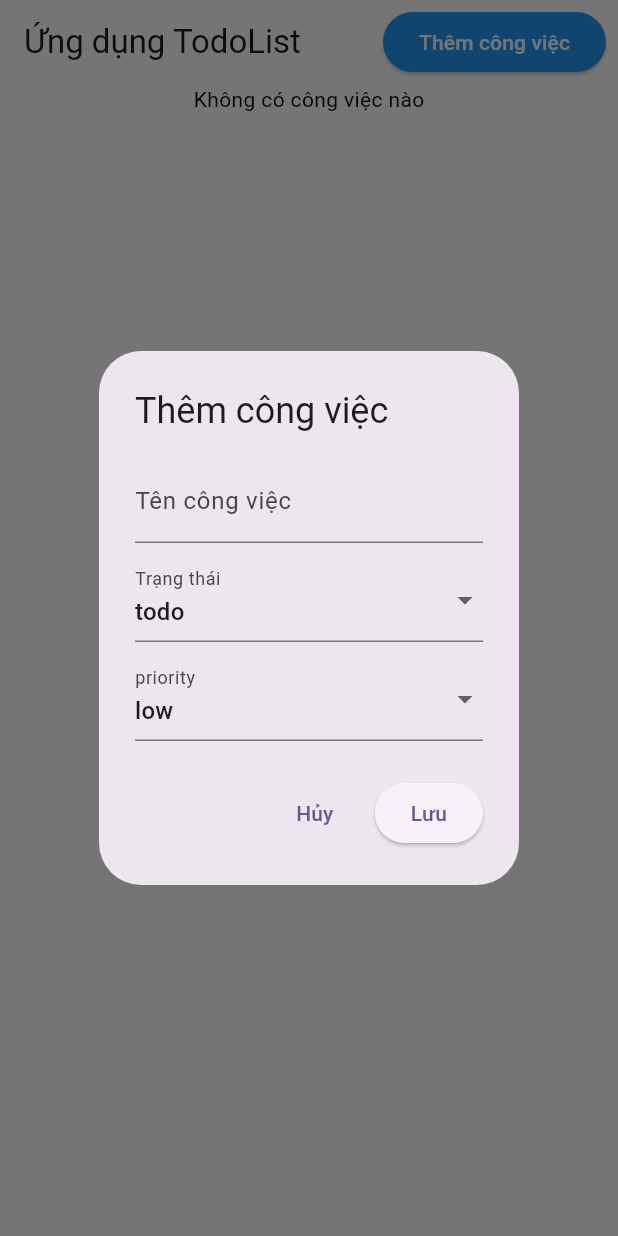
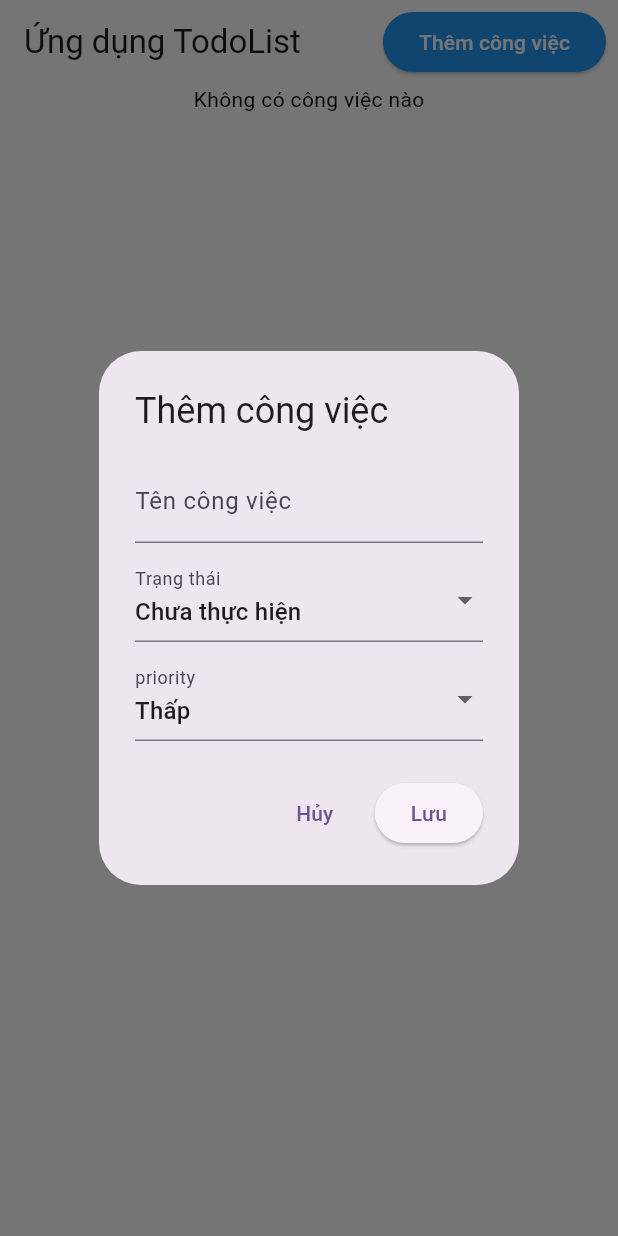
Before and after one commit to qthien202/todolist-desktop, a Flutter app: the screen it shows after launch, after a tap on "Thêm công việc", on a phone screen of 412 x 824 dp. Run offline on Flutter 3.47's test engine with Material 3 defaults, Android fonts, the phone set to English and light mode, and no system bars; our stand-ins replace equatable, flutter_bloc, get_it, sqflite_common_ffi; accounts and stored records are empty.

Commit message:
fix: update job

```diff
--- a/lib/features/todolist/data/data_sources/todolist_local_data_source.dart
+++ b/lib/features/todolist/data/data_sources/todolist_local_data_source.dart
@@ -4,5 +4,5 @@ abstract class TodolistLocalDataSource {
   Future<List<JobModel>> getJobs();
   Future<void> addJob(JobModel job);
   Future<void> deleteJobById(String id);
-  Future<void> updateJobById(String id, JobModel job);
+  Future<void> updateJobById(int id, JobModel job);
 }
--- a/lib/features/todolist/data/data_sources/todolist_local_data_source_impl.dart
+++ b/lib/features/todolist/data/data_sources/todolist_local_data_source_impl.dart
@@ -43,7 +43,7 @@ class TodolistLocalDataSourceImpl implements TodolistLocalDataSource {
   }
 
   @override
-  Future<void> updateJobById(String id, JobModel job) async {
+  Future<void> updateJobById(int id, JobModel job) async {
     final db = await database;
     await db.update(tableName, job.toJson(), where: 'id = ?', whereArgs: [id]);
   }
--- a/lib/features/todolist/data/repositories/todolist_repository_impl.dart
+++ b/lib/features/todolist/data/repositories/todolist_repository_impl.dart
@@ -20,7 +20,7 @@ class TodolistRepositoryImpl implements TodolistRepository {
   }
 
   @override
-  Future<void> updateJobById(String id, JobEntity job) async {
+  Future<void> updateJobById(int id, JobEntity job) async {
     return await todolistLocalDataSource.updateJobById(
         id, JobModel.fromEntity(job));
   }
--- a/lib/features/todolist/domain/repositories/todolist_repository.dart
+++ b/lib/features/todolist/domain/repositories/todolist_repository.dart
@@ -3,6 +3,6 @@ import 'package:app_todolist_desktop/features/todolist/domain/entities/job_entit
 abstract class TodolistRepository {
   Future<void> addJob(JobEntity job);
   Future<List<JobEntity>> getJobs();
-  Future<void> updateJobById(String id, JobEntity job);
+  Future<void> updateJobById(int id, JobEntity job);
   Future<void> deleteJobById(String id);
 }
--- a/lib/features/todolist/domain/usecases/update_job_by_id_usecase.dart
+++ b/lib/features/todolist/domain/usecases/update_job_by_id_usecase.dart
@@ -4,6 +4,6 @@ import '../repositories/todolist_repository.dart';
 class UpdateJobByIdUsecase {
   final TodolistRepository repository;
   UpdateJobByIdUsecase(this.repository);
-  Future<void> call(String id, JobEntity job) async =>
+  Future<void> call(int id, JobEntity job) async =>
       await repository.updateJobById(id, job);
 }
--- a/lib/features/todolist/presentation/bloc/job_bloc.dart
+++ b/lib/features/todolist/presentation/bloc/job_bloc.dart
@@ -3,7 +3,6 @@ import 'dart:ui';
 import 'package:app_todolist_desktop/features/todolist/domain/usecases/job_usecases.dart';
 import 'package:app_todolist_desktop/features/todolist/presentation/bloc/job_event.dart';
 import 'package:app_todolist_desktop/features/todolist/presentation/bloc/job_state.dart';
-import 'package:flutter/foundation.dart';
 import 'package:flutter_bloc/flutter_bloc.dart';
 
 class JobBloc extends Bloc<JobEvent, JobState> {
@@ -37,9 +36,7 @@ class JobBloc extends Bloc<JobEvent, JobState> {
     emit(JobLoading());
     try {
       final jobs = await getJobsUsecase();
-      if (kDebugMode) {
-        print(">>>>>>>>jobs: $jobs");
-      }
+      print(">>>>>>>>jobs: $jobs");
       if (jobs.isEmpty) {
         emit(JobIsEmpty());
         return;
--- a/lib/features/todolist/presentation/bloc/job_event.dart
+++ b/lib/features/todolist/presentation/bloc/job_event.dart
@@ -14,7 +14,7 @@ class GetJobsEvent extends JobEvent {
 }
 
 class UpdateJobEvent extends JobEvent {
-  final String id;
+  final int id;
   final JobEntity job;
   UpdateJobEvent({required this.id, required this.job});
 }
--- a/lib/features/todolist/presentation/pages/add_job_dialog.dart
+++ b/lib/features/todolist/presentation/pages/add_job_dialog.dart
@@ -10,7 +10,8 @@ Widget addJobDialog(
     {required BuildContext context,
     required TextEditingController nameController,
     required JobStatus selectedStatus,
-    required JobPriority selectedPriority}) {
+    required JobPriority selectedPriority,
+    int? id}) {
   final formKey = GlobalKey<FormState>();
   return AlertDialog(
     title: Text("Thêm công việc"),
@@ -38,8 +39,8 @@ Widget addJobDialog(
             value: selectedStatus,
             decoration: InputDecoration(labelText: "Trạng thái"),
             items: JobStatus.values
-                .map((status) =>
-                    DropdownMenuItem(value: status, child: Text(status.name)))
+                .map((status) => DropdownMenuItem(
+                    value: status, child: Text(statusMapText[status.name])))
                 .toList(),
             onChanged: (value) {
               if (value != null) selectedStatus = value;
@@ -51,7 +52,8 @@ Widget addJobDialog(
             decoration: InputDecoration(labelText: "priority"),
             items: JobPriority.values
                 .map((priority) => DropdownMenuItem(
-                    value: priority, child: Text(priority.name)))
+                    value: priority,
+                    child: Text(priorityMapText[priority.name])))
                 .toList(),
             onChanged: (value) {
               if (value != null) selectedPriority = value;
@@ -69,13 +71,23 @@ Widget addJobDialog(
       // Nút Lưu
       ElevatedButton(
         onPressed: () {
+          print(">>>>>>>>id: $id");
           if (formKey.currentState?.validate() == true) {
-            context.read<JobBloc>().add(AddJobEvent(
-                job: JobModel(
+            if (id != null) {
+              final newJob = JobModel(
+                  id: id,
                   name: nameController.text,
                   status: selectedStatus.name,
-                    priority: selectedPriority.name)));
+                  priority: selectedPriority.name);
+              context.read<JobBloc>().add(UpdateJobEvent(job: newJob, id: id));
               Navigator.pop(context);
+            }
+            // context.read<JobBloc>().add(AddJobEvent(
+            //     job: JobModel(
+            //         name: nameController.text,
+            //         status: selectedStatus.name,
+            //         priority: selectedPriority.name)));
+            // Navigator.pop(context);
           }
         },
         child: Text("Lưu"),
@@ -83,6 +95,19 @@ Widget addJobDialog(
     ],
   );
 }
+
+Map<String, dynamic> statusMapText = {
+  'todo': 'Chưa thực hiện',
+  'inProgress': 'Đang thực hiện',
+  'pending': 'Tạm dừng',
+  'done': 'Hoàn thành'
+};
+
+Map<String, dynamic> priorityMapText = {
+  'low': 'Thấp',
+  'medium': 'Bình thường',
+  'high': 'Cao'
+};
 
 Map<String, dynamic> statusMap = {
   'todo': JobStatus.todo,
@@ -98,14 +123,14 @@ Map<String, dynamic> priorityMap = {
 };
 Future<void> showAddJobDialog(
     {required BuildContext context,
-    String? name,
-    String? status,
-    String? priority}) async {
+    JobEntity? job,
+    bool isEdit = false}) async {
   final TextEditingController nameController = TextEditingController();
-  nameController.text = name ?? "";
-  final selectedStatus = status != null ? statusMap[status] : JobStatus.todo;
+  nameController.text = job?.name ?? "";
+  final selectedStatus =
+      job?.status != null ? statusMap[job?.status] : JobStatus.todo;
   final selectedPriority =
-      priority != null ? priorityMap[priority] : JobPriority.low;
+      job?.priority != null ? priorityMap[job?.priority] : JobPriority.low;
   return await showDialog(
     context: context,
     builder: (context) {
@@ -114,7 +139,7 @@ Future<void> showAddJobDialog(
           nameController: nameController,
           selectedStatus: selectedStatus,
           selectedPriority: selectedPriority,
-      );
+          id: isEdit ? job?.id : null);
     },
   );
 }
--- a/lib/features/todolist/presentation/widgets/job_widget.dart
+++ b/lib/features/todolist/presentation/widgets/job_widget.dart
@@ -4,16 +4,16 @@ import 'package:flutter/material.dart';
 
 Widget jobWidget(JobEntity job, BuildContext context) {
   Map<String, dynamic> statusMap = {
-    'todo': 'Todo',
-    'inProgress': 'In progess',
-    'pending': 'Pending',
-    'done': 'Done'
+    'todo': 'Chưa thực hiện',
+    'inProgress': 'Đang thực hiện',
+    'pending': 'Tạm dừng',
+    'done': 'Hoàn thành'
   };
 
   Map<String, dynamic> priorityMap = {
-    'low': 'Low',
-    'medium': 'Medium',
-    'high': 'High'
+    'low': 'Thấp',
+    'medium': 'Bình thường',
+    'high': 'Cao'
   };
   return Container(
     decoration: BoxDecoration(
@@ -34,10 +34,7 @@ Widget jobWidget(JobEntity job, BuildContext context) {
               ),
               InkWell(
                   onTap: () => showAddJobDialog(
-                      context: context,
-                      name: job.name,
-                      priority: job.priority,
-                      status: job.status),
+                      context: context, job: job, isEdit: true),
                   child: Icon(Icons.edit_outlined))
             ],
           ),
```
Lines whose indentation alone changed are shown as unchanged.
